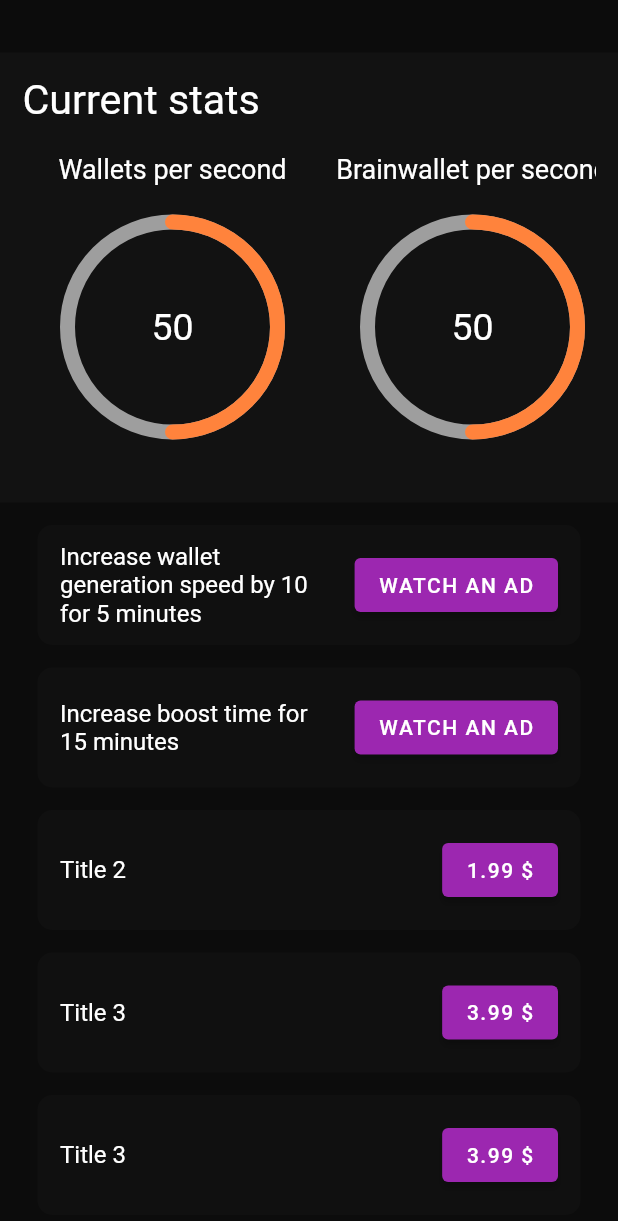
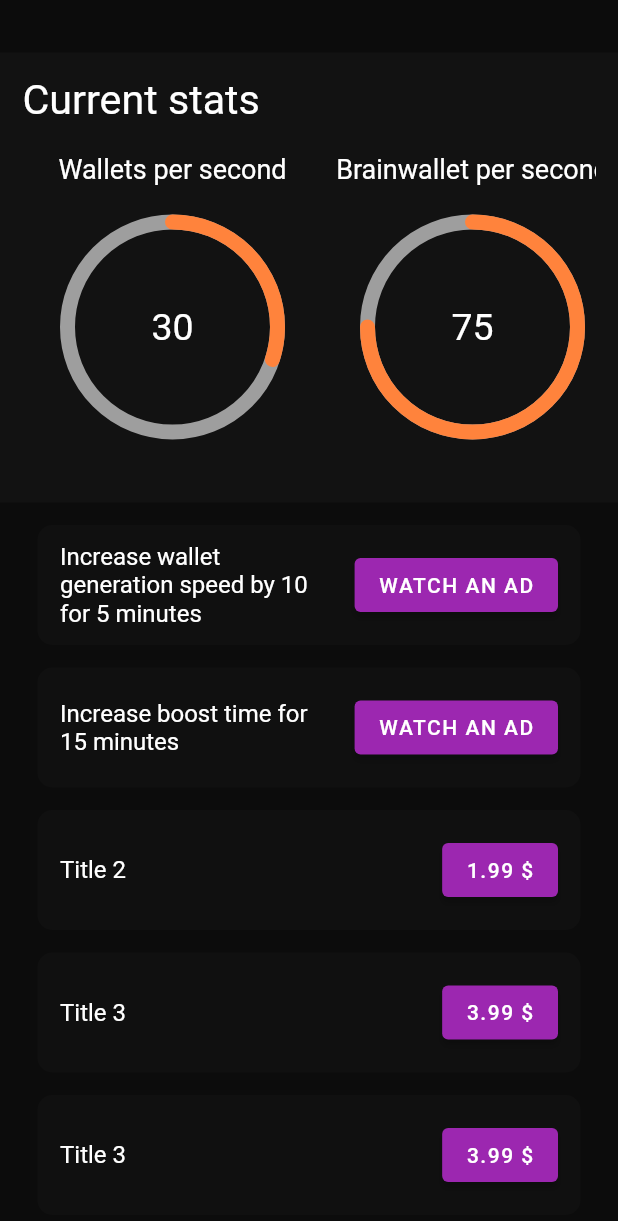
Before and after one commit to vaginessa/Bitcoin-Explorer-Dormant-Bitcoin-Seeker, a Flutter app: the Boost screen opened directly, after a tap on "WATCH AN AD", on a phone screen of 412 x 824 dp. Shown: the top 1221 px of the screen. Run offline on Flutter 3.47's test engine with Material 2 defaults, Android fonts, the phone set to English and light mode, and no system bars; drawn by our look-alikes of percent_indicator; our stand-ins replace convert; missing offline and left inert: bip39, bs58check, pointycastle.

Commit message:
Boost management

```diff
--- a/lib/Shared/card.dart
+++ b/lib/Shared/card.dart
@@ -5,20 +5,25 @@ class PreviewCard extends StatelessWidget {
     Key? key,
     required this.icon,
     required this.title,
-    required this.subtitle
+    required this.subtitle,
+    required this.isSelected
   }) : super(key: key);
 
   final Icon icon;
   final String title;
   final String subtitle;
+  final bool isSelected;
 
   @override
   Widget build(BuildContext context) {
     return Container(
+      width: isSelected ? 216 : 210,
+      height: isSelected ? 146 : 140,
       padding: const EdgeInsets.all(15),
-      decoration: const BoxDecoration(
-        borderRadius: BorderRadius.all(Radius.circular(25)),
-        color: Colors.blue
+      decoration: BoxDecoration(
+        borderRadius: const BorderRadius.all(Radius.circular(25)),
+        color: Colors.blue,
+        border: isSelected ? Border.all(color: Colors.white, width: 3) : null
       ),
       child: Column(
         crossAxisAlignment: CrossAxisAlignment.start,
@@ -32,8 +37,6 @@ class PreviewCard extends StatelessWidget {
           Text(subtitle, style: const TextStyle(color: Colors.white, fontSize: 14),)
         ],
       ),
-      width: 210,
-      height: 140,
     );
   }
 }
--- /dev/null
+++ b/lib/Stats/types.dart
@@ -0,0 +1,11 @@
+// ignore_for_file: constant_identifier_names
+
+enum ChartType{
+  WALLETS_PER_SECOND,
+  BRAINWALLETS_PER_SECONDS
+}
+
+enum BoostType{
+  WGS_10_5,
+  BRW_10_5
+}
--- /dev/null
+++ b/lib/Stats/wallet_stats.dart
@@ -0,0 +1,5 @@
+
+class WalletStats{
+  static int walletsPerSecond = 25;
+  static int brainwalletsPerSeconds = 75;
+}
--- a/lib/Views/boost/Boost.dart
+++ b/lib/Views/boost/Boost.dart
@@ -1,3 +1,5 @@
+import 'package:dormant_bitcoin_seeker_flutter/Stats/types.dart';
+import 'package:dormant_bitcoin_seeker_flutter/Stats/wallet_stats.dart';
 import 'package:dormant_bitcoin_seeker_flutter/Views/boost/boost_card.dart';
 import 'package:dormant_bitcoin_seeker_flutter/Views/boost/stats_chart.dart';
 import 'package:dormant_bitcoin_seeker_flutter/global.dart';
@@ -11,8 +13,19 @@ class Boost extends StatefulWidget {
 }
 
 class _BoostState extends State<Boost> {
+
+  List<StatsChart> charts = [];
+
   @override
   Widget build(BuildContext context) {
+
+    charts =  [
+      StatsChart(chartType: ChartType.WALLETS_PER_SECOND, chartValue: getChartValue(ChartType.WALLETS_PER_SECOND),),
+      StatsChart(chartType: ChartType.BRAINWALLETS_PER_SECONDS, chartValue: getChartValue(ChartType.BRAINWALLETS_PER_SECONDS),),
+      StatsChart(chartType: ChartType.WALLETS_PER_SECOND, chartValue: getChartValue(ChartType.WALLETS_PER_SECOND),),
+      StatsChart(chartType: ChartType.BRAINWALLETS_PER_SECONDS, chartValue: getChartValue(ChartType.WALLETS_PER_SECOND),),
+    ];
+
     return Scaffold(
       backgroundColor: backgroundColor,
       body: Container(
@@ -42,12 +55,7 @@ class _BoostState extends State<Boost> {
                         child: Row(
                           mainAxisAlignment: MainAxisAlignment.spaceBetween,
                           crossAxisAlignment: CrossAxisAlignment.end,
-                          children: const [
-                            StatsChart(title : "Wallets per second"),
-                            StatsChart(title : "Brainwallet per second"),
-                            StatsChart(title : "Wallets boost"),
-                            StatsChart(title : "Brainwallet boost"),
-                          ],
+                          children: charts,
                         ),
                       )
                     ),
@@ -65,13 +73,13 @@ class _BoostState extends State<Boost> {
                   },
                   child: SingleChildScrollView(
                     child: Column(
-                      children: const [
-                        BoostCard(title: "Increase wallet generation speed by 10 for 5 minutes", description: "", actionName: "WATCH AN AD",),
-                        BoostCard(title: "Increase boost time for 15 minutes", description: "", actionName: "WATCH AN AD",),
-                        BoostCard(title: "Title 2", description: "", actionName: "1.99 \$",),
-                        BoostCard(title: "Title 3", description: "", actionName: "3.99 \$",),
-                        BoostCard(title: "Title 3", description: "", actionName: "3.99 \$",),
-                        BoostCard(title: "Title 3", description: "", actionName: "3.99 \$",),
+                      children: [
+                        BoostCard(title: "Increase wallet generation speed by 10 for 5 minutes", description: "", actionName: "WATCH AN AD",onBoost: onBoost,boostType: BoostType.WGS_10_5,),
+                        BoostCard(title: "Increase boost time for 15 minutes", description: "", actionName: "WATCH AN AD",onBoost: onBoost,boostType: BoostType.BRW_10_5,),
+                        BoostCard(title: "Title 2", description: "", actionName: "1.99 \$",onBoost: onBoost,boostType: BoostType.WGS_10_5,),
+                        BoostCard(title: "Title 3", description: "", actionName: "3.99 \$",onBoost: onBoost,boostType: BoostType.WGS_10_5,),
+                        BoostCard(title: "Title 3", description: "", actionName: "3.99 \$",onBoost: onBoost,boostType: BoostType.WGS_10_5,),
+                        BoostCard(title: "Title 3", description: "", actionName: "3.99 \$",onBoost: onBoost,boostType: BoostType.WGS_10_5,),
                       ],
                     ),
                   ),
@@ -83,4 +91,30 @@ class _BoostState extends State<Boost> {
       )
     );
   }
+
+  int getChartValue(ChartType chartType){
+    switch(chartType){
+      case ChartType.WALLETS_PER_SECOND :
+        return WalletStats.walletsPerSecond;
+      case ChartType.BRAINWALLETS_PER_SECONDS :
+        return WalletStats.brainwalletsPerSeconds;
+      default :
+        return 0;
+    }
+  }
+
+  void onBoost(BoostType boostType){
+    switch(boostType){
+      case BoostType.WGS_10_5 :
+        setState(() {
+          WalletStats.walletsPerSecond += 5;
+        });
+        return;
+      case BoostType.BRW_10_5 :
+        setState(() {
+          WalletStats.brainwalletsPerSeconds += 5;
+        });
+        return;
+    }
+  }
 }
--- a/lib/Views/boost/boost_card.dart
+++ b/lib/Views/boost/boost_card.dart
@@ -1,3 +1,4 @@
+import 'package:dormant_bitcoin_seeker_flutter/Stats/types.dart';
 import 'package:dormant_bitcoin_seeker_flutter/global.dart';
 import 'package:flutter/material.dart';
 
@@ -6,12 +7,16 @@ class BoostCard extends StatefulWidget {
     Key? key,
     required this.title,
     required this.description,
-    required this.actionName
+    required this.actionName,
+    required this.onBoost,
+    required this.boostType
   }) : super(key: key);
 
   final String title;
   final String description;
   final String actionName;
+  final Function onBoost;
+  final BoostType boostType;
 
   @override
   State<BoostCard> createState() => _BoostCardState();
@@ -46,7 +51,9 @@ class _BoostCardState extends State<BoostCard> {
               ),
             ),
             ElevatedButton(
-              onPressed: (){},
+              onPressed: (){
+                widget.onBoost(widget.boostType);
+              },
               child: Text(widget.actionName, style: const TextStyle(color: Colors.white, letterSpacing: 1),),
               style: ButtonStyle(
                 backgroundColor: MaterialStateProperty.all(Colors.purple)
--- a/lib/Views/boost/stats_chart.dart
+++ b/lib/Views/boost/stats_chart.dart
@@ -1,20 +1,23 @@
+import 'package:dormant_bitcoin_seeker_flutter/Stats/types.dart';
 import 'package:dormant_bitcoin_seeker_flutter/global.dart';
 import 'package:flutter/material.dart';
 import 'package:percent_indicator/percent_indicator.dart';
 
 class StatsChart extends StatefulWidget {
-  const StatsChart({ Key? key, required this.title }) : super(key: key);
+  const StatsChart({
+    Key? key,
+    required this.chartType,
+    required this.chartValue
+  }) : super(key: key);
 
-  final String title;
+  final int chartValue;
+  final ChartType chartType;
 
   @override
   State<StatsChart> createState() => _StatsChartState();
 }
 
 class _StatsChartState extends State<StatsChart> {
-
-  int walletGenerationSpeed = 50;
-
   @override
   Widget build(BuildContext context) {
     return Container(
@@ -23,18 +26,19 @@ class _StatsChartState extends State<StatsChart> {
         header: Container(
           width:200,
           margin: const EdgeInsets.only(bottom:20),
-          child: Text(widget.title, style: const TextStyle(color: Colors.white, fontSize: 18),textAlign: TextAlign.center,)
+          child: Text(getChartTitle(), style: const TextStyle(color: Colors.white, fontSize: 18),textAlign: TextAlign.center,)
         ),
         radius: 75.0,
         lineWidth: 10.0,
         animation: true,
-        percent: walletGenerationSpeed/100,
+        percent: widget.chartValue/100,
         center: Text(
-          walletGenerationSpeed.toString(),
+          widget.chartValue.toString(),
           style: const TextStyle(
-              fontSize: 25.0,
-              fontWeight: FontWeight.w400,
-              color: Colors.white),
+            fontSize: 25.0,
+            fontWeight: FontWeight.w400,
+            color: Colors.white
+          ),
         ),
         backgroundColor: Colors.grey,
         circularStrokeCap: CircularStrokeCap.round,
@@ -42,4 +46,21 @@ class _StatsChartState extends State<StatsChart> {
       ),
     );
   }
+
+  void refresh(){
+    setState(() {
+
+    });
+  }
+
+  String getChartTitle(){
+    switch(widget.chartType){
+      case ChartType.WALLETS_PER_SECOND :
+        return "Wallets per second";
+      case ChartType.BRAINWALLETS_PER_SECONDS :
+        return "Brainwallet per second";
+      default :
+        return "";
+    }
+  }
 }
--- a/lib/Views/home/home.dart
+++ b/lib/Views/home/home.dart
@@ -52,7 +52,12 @@ class _HomeState extends State<Home> {
                   children: [
                     SizedBox(width: lateralContentMargins.right,),
                     GestureDetector(
-                      child: const PreviewCard(icon: Icon(Icons.account_balance_wallet),title: "Random wallets", subtitle: "Standard Bitcoin wallet",),
+                      child: PreviewCard(
+                        icon: const Icon(Icons.account_balance_wallet),
+                        title: "Random wallets",
+                        subtitle: "Standard Bitcoin wallet",
+                        isSelected: selectedContent == 0,
+                      ),
                       onTap: (){
                         if(isPlaying){
                           togglePlay();
@@ -64,7 +69,12 @@ class _HomeState extends State<Home> {
                     ),
                     const SizedBox(width:30),
                     GestureDetector(
-                      child: const PreviewCard(icon: Icon(Icons.text_snippet), title: "12 Phrases", subtitle: "Brainwallet",),
+                      child: PreviewCard(
+                        icon: const Icon(Icons.text_snippet),
+                        title: "12 Phrases",
+                        subtitle: "Brainwallet",
+                        isSelected: selectedContent == 1,
+                      ),
                       onTap: (){
                         if(isPlaying){
                           togglePlay();
```
